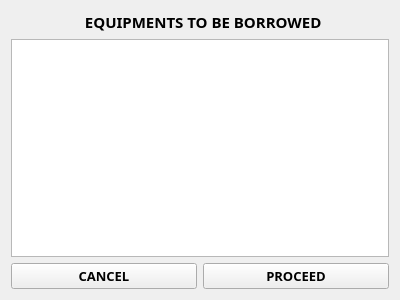
Qt form confirmations.ui (markytools/sume-borrower-app) before a commit.
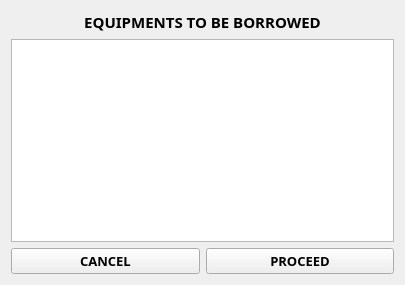
The same form after that commit.

```diff
--- a/confirmations.ui
+++ b/confirmations.ui
@@ -6,14 +6,51 @@
    <rect>
     <x>0</x>
     <y>0</y>
-    <width>400</width>
-    <height>300</height>
+    <width>405</width>
+    <height>285</height>
    </rect>
   </property>
   <property name="windowTitle">
    <string>Form</string>
   </property>
   <layout class="QGridLayout" name="gridLayout">
+   <item row="2" column="0" colspan="2">
+    <widget class="QTableWidget" name="borrowEquipment">
+     <property name="enabled">
+      <bool>true</bool>
+     </property>
+    </widget>
+   </item>
+   <item row="4" column="0">
+    <widget class="QPushButton" name="Cancel">
+     <property name="font">
+      <font>
+       <family>Segoe UI Black</family>
+       <pointsize>10</pointsize>
+       <weight>75</weight>
+       <bold>true</bold>
+      </font>
+     </property>
+     <property name="text">
+      <string>CANCEL</string>
+     </property>
+    </widget>
+   </item>
+   <item row="4" column="1">
+    <widget class="QPushButton" name="Proceed">
+     <property name="font">
+      <font>
+       <family>Segoe UI Black</family>
+       <pointsize>10</pointsize>
+       <weight>75</weight>
+       <bold>true</bold>
+      </font>
+     </property>
+     <property name="text">
+      <string>PROCEED</string>
+     </property>
+    </widget>
+   </item>
    <item row="0" column="0" colspan="2">
     <widget class="QLabel" name="label">
      <property name="font">
@@ -25,40 +62,10 @@
       </font>
      </property>
      <property name="text">
-      <string>                   EQUIPMENTS TO BE BORROWED</string>
+      <string>EQUIPMENTS TO BE BORROWED</string>
      </property>
-    </widget>
-   </item>
-   <item row="1" column="0" colspan="2">
-    <widget class="QListView" name="listView"/>
-   </item>
-   <item row="2" column="0">
-    <widget class="QPushButton" name="pushButton_2">
-     <property name="font">
-      <font>
-       <family>Segoe UI Black</family>
-       <pointsize>10</pointsize>
-       <weight>75</weight>
-       <bold>true</bold>
-      </font>
-     </property>
-     <property name="text">
-      <string>CANCEL</string>
-     </property>
-    </widget>
-   </item>
-   <item row="2" column="1">
-    <widget class="QPushButton" name="pushButton">
-     <property name="font">
-      <font>
-       <family>Segoe UI Black</family>
-       <pointsize>10</pointsize>
-       <weight>75</weight>
-       <bold>true</bold>
-      </font>
-     </property>
-     <property name="text">
-      <string>PROCEED</string>
+     <property name="alignment">
+      <set>Qt::AlignCenter</set>
      </property>
     </widget>
    </item>
```
